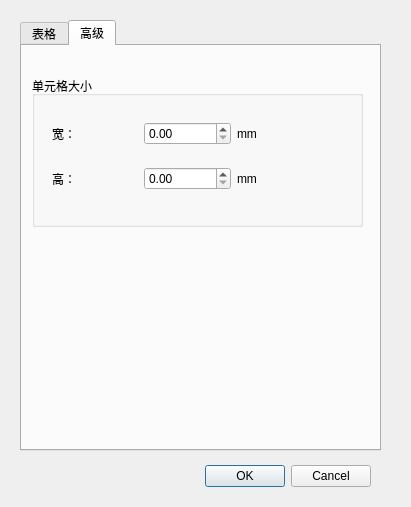
The window that ofdEditor/model/Widget/InsertTableDialog.ui (mcoder2014/ofdEditor) describes before a commit, drawn with Qt 5.
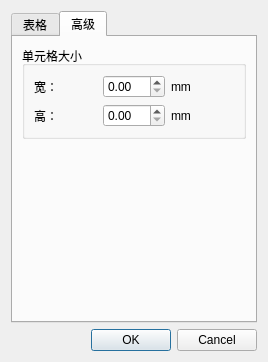
The same window after the commit. The open tabs and pages were chosen to show the change.

Commit message: 调整部分页面布局

Patch:
```diff
--- a/ofdEditor/model/Widget/InsertTableDialog.ui
+++ b/ofdEditor/model/Widget/InsertTableDialog.ui
@@ -6,38 +6,16 @@
    <rect>
     <x>0</x>
     <y>0</y>
-    <width>411</width>
-    <height>507</height>
+    <width>268</width>
+    <height>362</height>
    </rect>
   </property>
   <property name="windowTitle">
    <string>插入表格</string>
   </property>
-  <widget class="QDialogButtonBox" name="buttonBox">
-   <property name="geometry">
-    <rect>
-     <x>30</x>
-     <y>460</y>
-     <width>341</width>
-     <height>32</height>
-    </rect>
-   </property>
-   <property name="orientation">
-    <enum>Qt::Horizontal</enum>
-   </property>
-   <property name="standardButtons">
-    <set>QDialogButtonBox::Cancel|QDialogButtonBox::Ok</set>
-   </property>
-  </widget>
+  <layout class="QVBoxLayout" name="verticalLayout_2">
+   <item>
   <widget class="QTabWidget" name="tabWidget">
-   <property name="geometry">
-    <rect>
-     <x>20</x>
-     <y>20</y>
-     <width>361</width>
-     <height>431</height>
-    </rect>
-   </property>
    <property name="currentIndex">
     <number>0</number>
    </property>
@@ -45,31 +23,13 @@
     <attribute name="title">
      <string>表格</string>
     </attribute>
-    <widget class="QWidget" name="layoutWidget">
-     <property name="geometry">
-      <rect>
-       <x>20</x>
-       <y>30</y>
-       <width>311</width>
-       <height>351</height>
-      </rect>
-     </property>
      <layout class="QVBoxLayout" name="verticalLayout">
       <item>
-       <widget class="QGroupBox" name="groupBox">
+        <widget class="QGroupBox" name="groupBox_4">
         <property name="title">
          <string>行数列数</string>
         </property>
-        <widget class="QWidget" name="layoutWidget">
-         <property name="geometry">
-          <rect>
-           <x>20</x>
-           <y>40</y>
-           <width>261</width>
-           <height>91</height>
-          </rect>
-         </property>
-         <layout class="QGridLayout" name="gridLayout_2">
+         <layout class="QGridLayout" name="gridLayout_4">
           <item row="0" column="0">
            <widget class="QLabel" name="label">
             <property name="text">
@@ -92,22 +52,12 @@
           </item>
          </layout>
         </widget>
-       </widget>
       </item>
       <item>
        <widget class="QGroupBox" name="groupBox_2">
         <property name="title">
          <string>总体尺寸</string>
         </property>
-        <widget class="QWidget" name="layoutWidget">
-         <property name="geometry">
-          <rect>
-           <x>20</x>
-           <y>40</y>
-           <width>271</width>
-           <height>101</height>
-          </rect>
-         </property>
          <layout class="QGridLayout" name="gridLayout">
           <item row="0" column="0">
            <widget class="QLabel" name="label_3">
@@ -145,37 +95,20 @@
           </item>
          </layout>
         </widget>
-       </widget>
-      </item>
-     </layout>
-    </widget>
+       </item>
+      </layout>
    </widget>
    <widget class="QWidget" name="advanced">
     <attribute name="title">
      <string>高级</string>
     </attribute>
+      <layout class="QVBoxLayout" name="verticalLayout_3">
+       <item>
     <widget class="QGroupBox" name="groupBox_3">
-     <property name="geometry">
-      <rect>
-       <x>10</x>
-       <y>30</y>
-       <width>331</width>
-       <height>151</height>
-      </rect>
-     </property>
      <property name="title">
       <string>单元格大小</string>
      </property>
-     <widget class="QWidget" name="layoutWidget">
-      <property name="geometry">
-       <rect>
-        <x>20</x>
-        <y>30</y>
-        <width>271</width>
-        <height>101</height>
-       </rect>
-      </property>
-      <layout class="QGridLayout" name="gridLayout_3">
+         <layout class="QGridLayout" name="gridLayout_2">
        <item row="0" column="0">
         <widget class="QLabel" name="label_7">
          <property name="text">
@@ -212,9 +145,35 @@
        </item>
       </layout>
      </widget>
-    </widget>
-   </widget>
-  </widget>
+       </item>
+       <item>
+        <spacer name="verticalSpacer">
+         <property name="orientation">
+          <enum>Qt::Vertical</enum>
+         </property>
+         <property name="sizeHint" stdset="0">
+          <size>
+           <width>20</width>
+           <height>40</height>
+          </size>
+         </property>
+        </spacer>
+       </item>
+      </layout>
+     </widget>
+    </widget>
+   </item>
+   <item>
+    <widget class="QDialogButtonBox" name="buttonBox">
+     <property name="orientation">
+      <enum>Qt::Horizontal</enum>
+     </property>
+     <property name="standardButtons">
+      <set>QDialogButtonBox::Cancel|QDialogButtonBox::Ok</set>
+     </property>
+    </widget>
+   </item>
+  </layout>
  </widget>
  <resources/>
  <connections>
```
Lines whose indentation alone changed are shown as unchanged. The commit also changes 6 other files.
